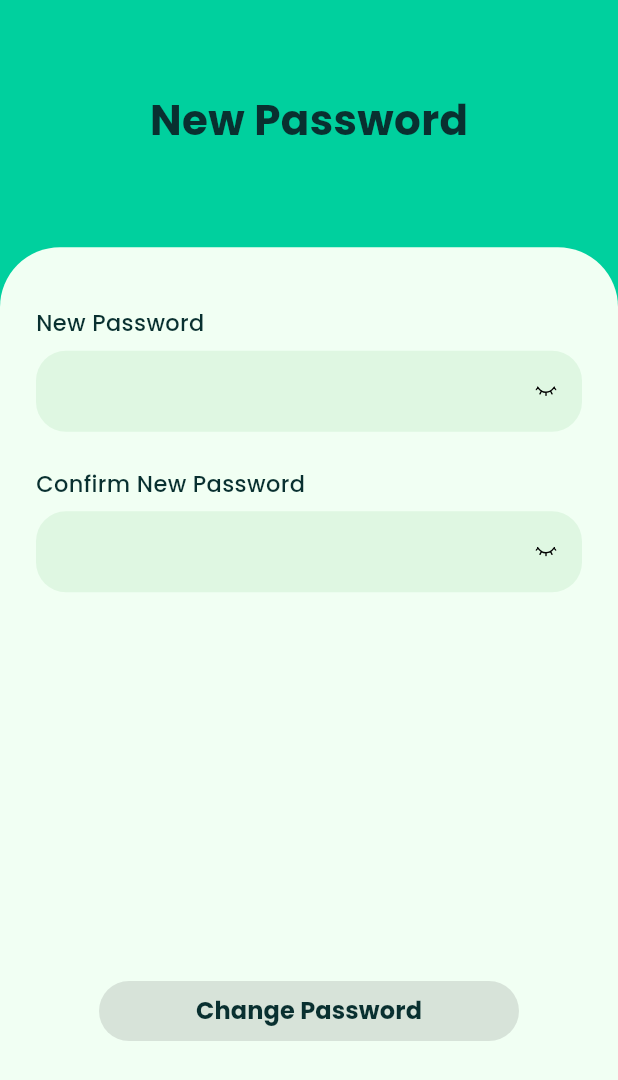
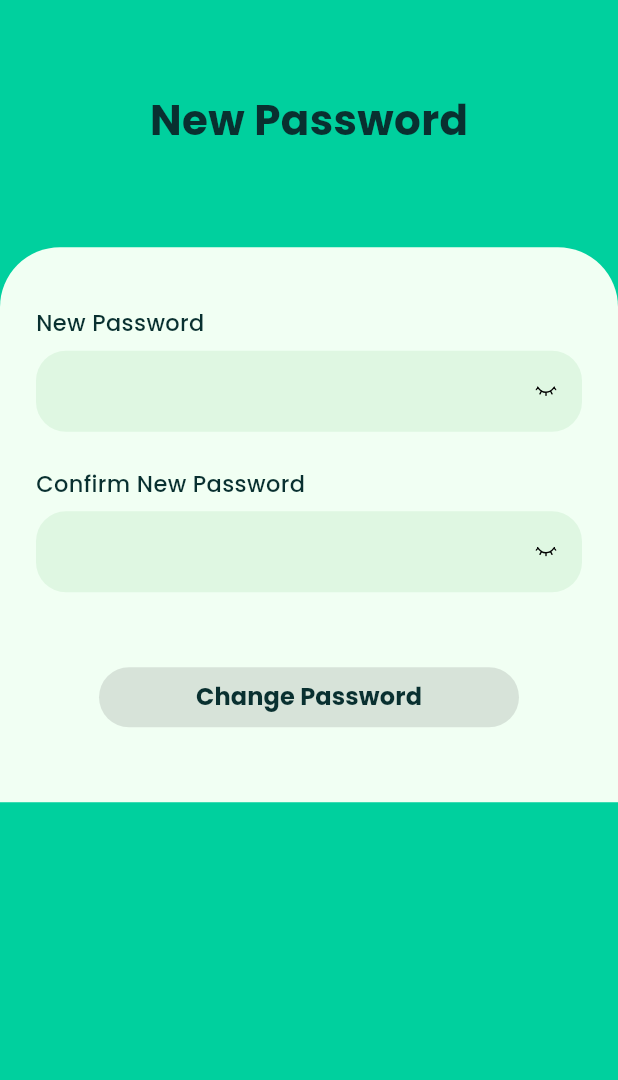
Before and after one commit to dinhthongchau/flutter_biwo_finance, a Flutter app: the NewPasswordScreen screen opened by its route, on a phone screen of 412 x 824 dp. Shown: the top 1080 px of the screen. Run offline on Flutter 3.47's test engine with Material 3 defaults, Android fonts, the phone set to English and light mode, and no system bars; our stand-ins replace flutter_bloc, flutter_svg, go_router, google_fonts, hive; accounts and stored records are empty.

Commit message:
fix: add SingleChildScrollView to fix over pixel

```diff
--- a/lib/presentation/screens/forget_password/new_password_screen.dart
+++ b/lib/presentation/screens/forget_password/new_password_screen.dart
@@ -75,6 +75,7 @@ class _NewPasswordScreenState extends State<NewPasswordScreen> {
             child: FractionallySizedBox(
               heightFactor: 0.8,
               widthFactor: 1.0,
+              child: SingleChildScrollView(
                 child: Container(
                   decoration: const BoxDecoration(
                     color: AppColors.honeydew,
@@ -192,8 +193,10 @@ class _NewPasswordScreenState extends State<NewPasswordScreen> {
                               ),
                             ),
                           ),
-                      const Spacer(),
-                      Center(
+                        //const Spacer(),
+                        Padding(
+                          padding: const EdgeInsets.only(top: 50.0),
+                          child: Center(
                             child: SizedBox(
                               width: 280,
                               height: 40,
@@ -228,8 +231,10 @@ class _NewPasswordScreenState extends State<NewPasswordScreen> {
                               ),
                             ),
                           ),
-                      const SizedBox(height: 130),
+                        ),
+                        SizedBox(height: MediaQuery.of(context).viewInsets.bottom > 0 ? 20 : 50),
                       ],
+                    ),
                   ),
                 ),
               ),
--- a/lib/presentation/screens/forget_password/security_pin_screen.dart
+++ b/lib/presentation/screens/forget_password/security_pin_screen.dart
@@ -131,6 +131,7 @@ class _SecurityPinScreenState extends State<SecurityPinScreen> {
                 child: Column(
                   children: [
                     Expanded(
+                      child: SingleChildScrollView(
                         child: Column(
                           mainAxisAlignment: MainAxisAlignment.center,
                           children: [
@@ -412,6 +413,7 @@ class _SecurityPinScreenState extends State<SecurityPinScreen> {
                           ],
                         ),
                       ),
+                    ),
                     const SizedBox(height: 20),
                     const Text(
                       'or sign up with',
```
Lines whose indentation alone changed are shown as unchanged.
